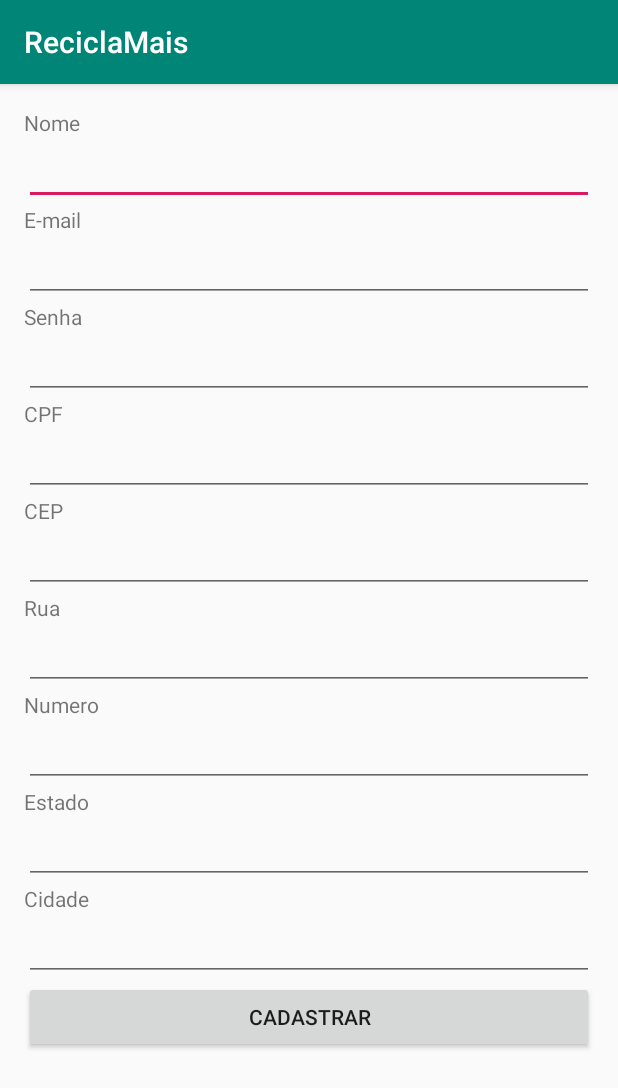
After one commit to alan-ssantos/ReciclaMais, an Android app: the CadastroActivity screen opened directly, with no data from a screen before it, on a phone screen of 412 x 824 dp. The commit adds this screen. Shown: the top 1088 px of the screen. Run offline under Robolectric (Android 15) with nearby library versions, the phone set to English and light mode, and no system bars.

Commit message:
Tela de cadastro integrando com a API

```diff
--- a/app/build.gradle
+++ b/app/build.gradle
@@ -31,4 +31,8 @@ dependencies {
     implementation 'com.google.zxing:core:3.3.2'
     implementation 'com.journeyapps:zxing-android-embedded:3.6.0'
     implementation 'androidx.recyclerview:recyclerview:1.0.0'
+
+    implementation 'com.squareup.retrofit2:retrofit:2.6.2'
+    implementation 'com.squareup.retrofit2:converter-gson:2.6.2'
+    implementation 'com.google.code.gson:gson:2.8.5'
 }
--- /dev/null
+++ b/app/src/main/java/br/com/fiap/reciclamais/activity/CadastroActivity.java
@@ -0,0 +1,102 @@
+package br.com.fiap.reciclamais.activity;
+
+import androidx.appcompat.app.AppCompatActivity;
+
+import android.os.Bundle;
+import android.util.Log;
+import android.view.View;
+import android.widget.EditText;
+import android.widget.Toast;
+
+import com.google.gson.JsonObject;
+
+import org.json.JSONException;
+import org.json.JSONObject;
+
+import java.io.IOException;
+
+import br.com.fiap.reciclamais.R;
+import br.com.fiap.reciclamais.model.Resultado;
+import br.com.fiap.reciclamais.model.UsuarioRequest;
+import br.com.fiap.reciclamais.retrofit.RetrofitConfig;
+import br.com.fiap.reciclamais.utils.enums.StatusResponseEnum;
+import retrofit2.Call;
+import retrofit2.Callback;
+import retrofit2.Response;
+
+public class CadastroActivity extends AppCompatActivity {
+
+    EditText edtNome;
+    EditText edtEmail;
+    EditText edtSenha;
+    EditText edtCpf;
+    EditText edtCep;
+    EditText edtRua;
+    EditText edtNumero;
+    EditText edtEstado;
+    EditText edtCidade;
+
+    Resultado resultado;
+
+    @Override
+    protected void onCreate(Bundle savedInstanceState) {
+        super.onCreate(savedInstanceState);
+        setContentView(R.layout.activity_cadastro);
+
+        edtNome = findViewById(R.id.edtNome);
+        edtEmail = findViewById(R.id.edtEmail);
+        edtSenha = findViewById(R.id.edtSenha);
+        edtCpf = findViewById(R.id.edtCpf);
+        edtCep = findViewById(R.id.edtCep);
+        edtRua = findViewById(R.id.edtRua);
+        edtNumero = findViewById(R.id.edtNumero);
+        edtEstado = findViewById(R.id.edtEstado);
+        edtCidade = findViewById(R.id.edtCidade);
+
+    }
+
+    public void cadastrar(View view) {
+
+        UsuarioRequest usuarioRequest = setUsuarioRequest();
+
+        Call<Resultado> call = new RetrofitConfig().getCadastroService().cadastrar(usuarioRequest);
+        call.enqueue(new Callback<Resultado>() {
+            @Override
+            public void onResponse(Call<Resultado> call, Response<Resultado> response) {
+                if(response.isSuccessful()){
+                    resultado = response.body();
+                    Toast.makeText(CadastroActivity.this, resultado.getResults(), Toast.LENGTH_SHORT).show();
+                } else {
+                    try {
+                        JSONObject jsonError = new JSONObject(response.errorBody().string());
+                        Toast.makeText(CadastroActivity.this, jsonError.getString("descricao"), Toast.LENGTH_SHORT).show();
+                    } catch (Exception e) {
+                        e.printStackTrace();
+                    }
+                }
+            }
+
+            @Override
+            public void onFailure(Call<Resultado> call, Throwable t) {
+                Log.d("err", t.getMessage());
+            }
+        });
+    }
+
+    private UsuarioRequest setUsuarioRequest(){
+        UsuarioRequest usuarioRequest = new UsuarioRequest();
+
+        usuarioRequest.setNome(edtNome.getText().toString().trim());
+        usuarioRequest.setEmail(edtEmail.getText().toString().trim());
+        usuarioRequest.setSenha(edtSenha.getText().toString());
+        usuarioRequest.setCpf(edtCpf.getText().toString().trim());
+        usuarioRequest.setCep(edtCep.getText().toString().trim());
+        usuarioRequest.setRua(edtRua.getText().toString().trim());
+        usuarioRequest.setNumero(Integer.parseInt(edtNumero.getText().toString().trim()));
+        usuarioRequest.setEstado(edtEstado.getText().toString().trim());
+        usuarioRequest.setCidade(edtCidade.getText().toString().trim());
+
+        return usuarioRequest;
+    }
+
+}
--- /dev/null
+++ b/app/src/main/java/br/com/fiap/reciclamais/utils/enums/StatusResponseEnum.java
@@ -0,0 +1,6 @@
+package br.com.fiap.reciclamais.utils.enums;
+
+public enum StatusResponseEnum {
+
+    SUCESSO, ERRO
+}
--- /dev/null
+++ b/app/src/main/res/layout/activity_cadastro.xml
@@ -0,0 +1,122 @@
+<ScrollView android:layout_width="match_parent"
+    android:layout_height="match_parent"
+    android:padding="16dp"
+    android:orientation="vertical"
+
+    xmlns:android="http://schemas.android.com/apk/res/android">
+
+    <LinearLayout android:layout_width="match_parent"
+        android:layout_height="wrap_content"
+        android:orientation="vertical">
+
+        <!-- NOME -->
+        <TextView
+            android:layout_width="match_parent"
+            android:layout_height="wrap_content"
+            android:text="@string/nome"/>
+
+        <EditText
+            android:layout_width="match_parent"
+            android:layout_height="wrap_content"
+            android:id="@+id/edtNome"
+            />
+
+        <!-- EMAIL -->
+        <TextView
+            android:layout_width="match_parent"
+            android:layout_height="wrap_content"
+            android:text="@string/email"/>
+
+        <EditText
+            android:layout_width="match_parent"
+            android:layout_height="wrap_content"
+            android:inputType="textEmailAddress"
+            android:id="@+id/edtEmail"/>
+
+        <!-- SENHA -->
+        <TextView
+            android:layout_width="match_parent"
+            android:layout_height="wrap_content"
+            android:text="@string/senha" />
+
+        <EditText
+            android:layout_width="match_parent"
+            android:layout_height="wrap_content"
+            android:inputType="textPassword"
+            android:id="@+id/edtSenha"/>
+
+        <!-- CPF -->
+        <TextView
+            android:layout_width="match_parent"
+            android:layout_height="wrap_content"
+            android:text="@string/cpf"/>
+
+        <EditText
+            android:layout_width="match_parent"
+            android:layout_height="wrap_content"
+            android:id="@+id/edtCpf"/>
+
+        <!-- CEP -->
+        <TextView
+            android:layout_width="match_parent"
+            android:layout_height="wrap_content"
+            android:text="@string/cep"/>
+
+        <EditText
+            android:layout_width="match_parent"
+            android:layout_height="wrap_content"
+            android:id="@+id/edtCep"/>
+
+        <!-- RUA -->
+        <TextView
+            android:layout_width="match_parent"
+            android:layout_height="wrap_content"
+            android:text="@string/rua"/>
+
+        <EditText
+            android:layout_width="match_parent"
+            android:layout_height="wrap_content"
+            android:id="@+id/edtRua"/>
+
+        <!-- NUMERO -->
+        <TextView
+            android:layout_width="match_parent"
+            android:layout_height="wrap_content"
+            android:text="@string/numero"/>
+
+        <EditText
+            android:layout_width="match_parent"
+            android:layout_height="wrap_content"
+            android:inputType="number"
+            android:id="@+id/edtNumero"/>
+
+        <!-- ESTADO -->
+        <TextView
+            android:layout_width="match_parent"
+            android:layout_height="wrap_content"
+            android:text="@string/estado"/>
+
+        <EditText
+            android:layout_width="match_parent"
+            android:layout_height="wrap_content"
+            android:id="@+id/edtEstado"/>
+
+        <!-- CIDADE -->
+        <TextView
+            android:layout_width="match_parent"
+            android:layout_height="wrap_content"
+            android:text="@string/cidade"/>
+
+        <EditText
+            android:layout_width="match_parent"
+            android:layout_height="wrap_content"
+            android:id="@+id/edtCidade"/>
+
+        <Button
+            android:layout_width="match_parent"
+            android:layout_height="wrap_content"
+            android:text="@string/cadastrar"
+            android:onClick="cadastrar"/>
+
+    </LinearLayout>
+</ScrollView>
--- a/app/src/main/res/layout/activity_listar_registros.xml
+++ b/app/src/main/res/layout/activity_listar_registros.xml
@@ -12,7 +12,7 @@
 
     <Button
         android:layout_width="match_parent"
-        android:layout_height="match_parent"
+        android:layout_height="wrap_content"
         android:text="Salvar"/>
 
 </LinearLayout>
--- a/app/src/main/res/values/strings.xml
+++ b/app/src/main/res/values/strings.xml
@@ -4,4 +4,14 @@
 
     <!-- TODO: Remove or change this placeholder text -->
     <string name="hello_blank_fragment">Hello blank fragment</string>
+    <string name="cadastrar">Cadastrar</string>
+    <string name="cidade">Cidade</string>
+    <string name="estado">Estado</string>
+    <string name="numero">Numero</string>
+    <string name="rua">Rua</string>
+    <string name="cep">CEP</string>
+    <string name="cpf">CPF</string>
+    <string name="senha">Senha</string>
+    <string name="email">E-mail</string>
+    <string name="nome">Nome</string>
 </resources>
```
Also changed, not shown: app/src/main/AndroidManifest.xml (+10 -1 lines), app/src/main/java/br/com/fiap/reciclamais/activity/ListarRegistrosActivity.java (+3 -4 lines), app/src/main/java/br/com/fiap/reciclamais/activity/MainActivity.java (+7 -3 lines), app/src/main/java/br/com/fiap/reciclamais/activity/ScannerActivity.java (+3 -5 lines), app/src/main/java/br/com/fiap/reciclamais/model/Resultado.java (added, +55 -0 lines), app/src/main/java/br/com/fiap/reciclamais/model/UsuarioRequest.java (added, +86 -0 lines), app/src/main/java/br/com/fiap/reciclamais/model/UsuarioResponse.java (added, +25 -0 lines), app/src/main/java/br/com/fiap/reciclamais/repository/ScannerRepository.java (renamed from app/src/main/java/br/com/fiap/reciclamais/resource/ScannerResource.java, +10 -7 lines), app/src/main/java/br/com/fiap/reciclamais/retrofit/RetrofitConfig.java (added, +22 -0 lines), app/src/main/java/br/com/fiap/reciclamais/service/CadastroService.java (added, +14 -0 lines), app/src/main/java/br/com/fiap/reciclamais/service/ScannerService.java (deleted, +0 -20 lines), app/src/main/java/br/com/fiap/reciclamais/utils/enums/PerfilEnum.java (added, +14 -0 lines), app/src/main/res/layout/activity_main.xml (+8 -1 lines), app/src/main/res/xml/network_security_config.xml (added, +8 -0 lines).
